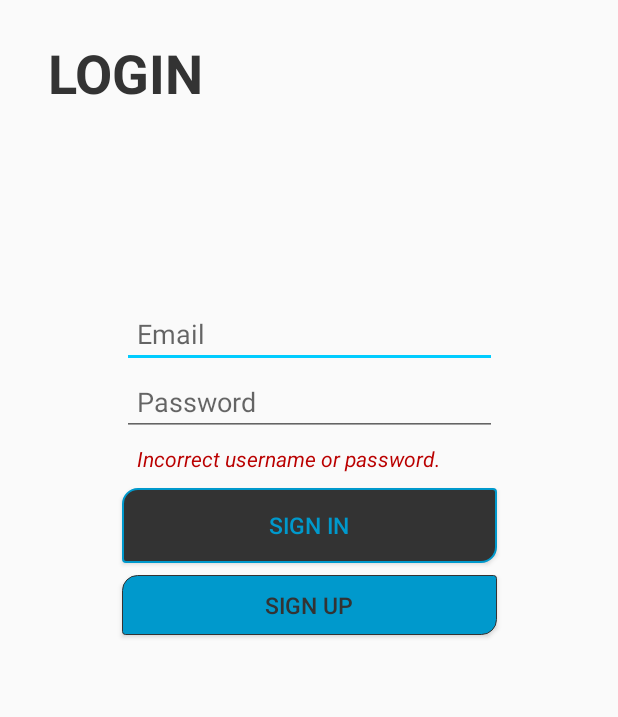
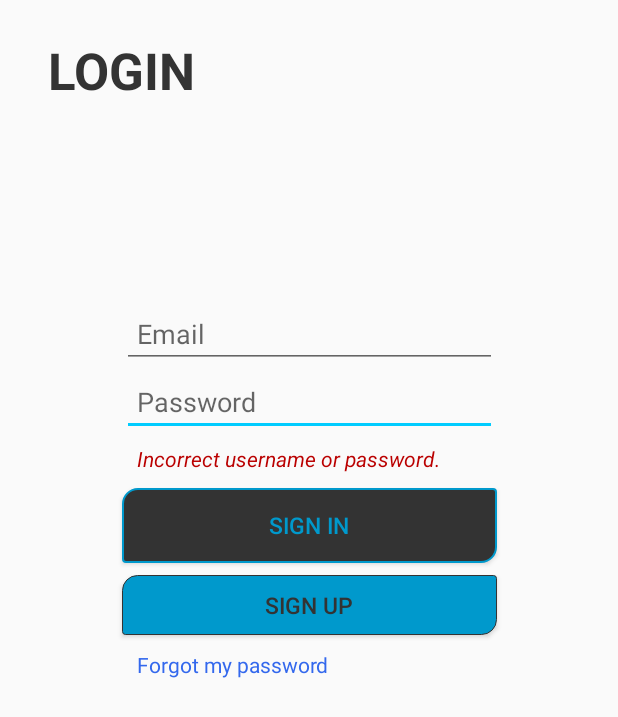
Before and after one commit to AshSobhani/Ideation, an Android app: the LoginActivity screen opened directly, with no data from a screen before it, after a tap on "SIGN IN", on a phone screen of 412 x 824 dp. Shown: the top 717 px of the screen. Run offline under Robolectric (Android 15) with nearby library versions, the phone set to English and light mode, and no system bars; our stand-ins replace Firebase (no records; nobody signed in at launch, a user with empty details on screens opened directly); 1 statement that could not run was skipped.

Commit message:
Create Access and Password Dialogs Send user password reset email on request

```diff
--- a/app/src/main/java/com/example/ideation/LoginActivity.java
+++ b/app/src/main/java/com/example/ideation/LoginActivity.java
@@ -7,12 +7,14 @@ import android.content.Intent;
 import android.os.Bundle;
 import android.util.Log;
 import android.view.View;
+import android.view.inputmethod.EditorInfo;
 import android.widget.EditText;
 import android.widget.ProgressBar;
 import android.widget.TextView;
 import android.widget.Toast;
 
 import com.google.android.gms.tasks.OnCompleteListener;
+import com.google.android.gms.tasks.OnFailureListener;
 import com.google.android.gms.tasks.Task;
 import com.google.firebase.auth.AuthResult;
 import com.google.firebase.auth.FirebaseAuth;
@@ -25,7 +27,7 @@ public class LoginActivity extends AppCompatActivity {
 	private FirebaseAuth firebaseAuth;
 	private ProgressBar loginProgressBar;
 	private EditText emailField, passwordField;
-	private TextView loginFailedField;
+	private TextView loginFailedField, forgottonPasswordField;
 
 	@Override
 	protected void onCreate(Bundle savedInstanceState) {
@@ -40,6 +42,15 @@ public class LoginActivity extends AppCompatActivity {
 		emailField = findViewById(R.id.emailText);
 		passwordField = findViewById(R.id.newPasswordText);
 		loginFailedField = findViewById(R.id.loginFailedText);
+		forgottonPasswordField = findViewById(R.id.forgottenPassword);
+
+		//Open dialog on forgot my password click
+		forgottonPasswordField.setOnClickListener(new View.OnClickListener() {
+			@Override
+			public void onClick(View view) {
+				openResetDialog();
+			}
+		});
 
 		hideProgressBar();
 	}
@@ -56,7 +67,7 @@ public class LoginActivity extends AppCompatActivity {
 					public void onComplete(@NonNull Task<AuthResult> task) {
 						if (task.isSuccessful()) {
 							// Sign in success
-							Log.d(TAG, "signInWithEmail:success");
+							Log.d(TAG, "signInWithEmail: success");
 
 							enterApp();
 
@@ -82,6 +93,9 @@ public class LoginActivity extends AppCompatActivity {
 		String email = emailField.getText().toString();
 		String password = passwordField.getText().toString();
 
+		//Minimise the keyboard on action done
+		passwordField.onEditorAction(EditorInfo.IME_ACTION_DONE);
+
 		//Make sure strings are not empty (causing an issue)
 		if(email.equals("") || password.equals("")) {
 			email = "empty";
@@ -96,6 +110,12 @@ public class LoginActivity extends AppCompatActivity {
 		//Start the sign up activity
 		Intent intent = new Intent(LoginActivity.this, SignUpActivity.class);
 		startActivity(intent);
+	}
+
+	private void openResetDialog() {
+		//Make an instance of our access dialog and show
+		ResetPasswordDialog resetDialog = new ResetPasswordDialog();
+		resetDialog.show(getSupportFragmentManager(), "Reset Dialog");
 	}
 
 	public void showProgressBar() {
--- a/app/src/main/res/layout/activity_login.xml
+++ b/app/src/main/res/layout/activity_login.xml
@@ -17,7 +17,7 @@
         android:text="Login"
         android:textAllCaps="true"
         android:textColor="#333333"
-        android:textSize="36sp"
+        android:textSize="34sp"
         android:textStyle="bold"
         app:layout_constraintStart_toStartOf="parent"
         app:layout_constraintTop_toTopOf="parent" />
@@ -27,10 +27,10 @@
         style="?android:attr/progressBarStyle"
         android:layout_width="wrap_content"
         android:layout_height="wrap_content"
-        android:layout_marginTop="32dp"
+        app:layout_constraintBottom_toBottomOf="parent"
         app:layout_constraintEnd_toEndOf="parent"
         app:layout_constraintStart_toStartOf="parent"
-        app:layout_constraintTop_toBottomOf="@+id/signUpButton" />
+        app:layout_constraintTop_toBottomOf="@+id/forgottenPassword" />
 
     <EditText
         android:id="@+id/emailText"
@@ -99,4 +99,15 @@
         app:layout_constraintStart_toStartOf="parent"
         app:layout_constraintTop_toBottomOf="@+id/newPasswordText" />
 
+    <TextView
+        android:id="@+id/forgottenPassword"
+        android:layout_width="wrap_content"
+        android:layout_height="wrap_content"
+        android:layout_marginTop="10dp"
+        android:paddingLeft="10dp"
+        android:text="Forgot my password"
+        android:textColor="#3368ED"
+        app:layout_constraintStart_toStartOf="@+id/signUpButton"
+        app:layout_constraintTop_toBottomOf="@+id/signUpButton" />
+
 </androidx.constraintlayout.widget.ConstraintLayout>
--- a/app/src/main/res/layout/activity_signup.xml
+++ b/app/src/main/res/layout/activity_signup.xml
@@ -17,7 +17,7 @@
         android:text="Sign Up"
         android:textAllCaps="true"
         android:textColor="#333333"
-        android:textSize="36sp"
+        android:textSize="34sp"
         android:textStyle="bold"
         app:layout_constraintStart_toStartOf="parent"
         app:layout_constraintTop_toTopOf="parent" />
--- a/app/src/main/res/layout/fragment_discovery.xml
+++ b/app/src/main/res/layout/fragment_discovery.xml
@@ -24,7 +24,7 @@
         android:text="Discovery"
         android:textAllCaps="true"
         android:textColor="#333333"
-        android:textSize="36sp"
+        android:textSize="34sp"
         android:textStyle="bold"
         app:layout_constraintStart_toStartOf="parent"
         app:layout_constraintTop_toTopOf="parent" />
--- a/app/src/main/res/layout/fragment_my_projects.xml
+++ b/app/src/main/res/layout/fragment_my_projects.xml
@@ -10,6 +10,8 @@
         android:layout_width="152dp"
         android:layout_height="56dp"
 
+        android:layout_marginEnd="32dp"
+        android:layout_marginRight="32dp"
         android:clickable="true"
         android:focusable="true"
         android:tint="#00ccff"
@@ -17,7 +19,6 @@
         app:elevation="5dp"
         app:layout_constraintBottom_toTopOf="@+id/projectsRecyclerView"
         app:layout_constraintEnd_toEndOf="parent"
-        app:layout_constraintStart_toEndOf="@+id/projectsTitle"
         app:layout_constraintTop_toTopOf="parent"
         app:maxImageSize="50dp"
         app:srcCompat="@android:drawable/ic_input_add"
@@ -34,7 +35,7 @@
         android:text="My Projects"
         android:textAllCaps="true"
         android:textColor="#333333"
-        android:textSize="36sp"
+        android:textSize="34sp"
         android:textStyle="bold"
         app:layout_constraintStart_toStartOf="parent"
         app:layout_constraintTop_toTopOf="parent" />
```
Also changed, not shown: app/src/main/java/com/example/ideation/AccessDialog.java (added, +42 -0 lines), app/src/main/java/com/example/ideation/DiscoveryFragment.java (+9 -1 lines), app/src/main/java/com/example/ideation/ResetPasswordDialog.java (added, +58 -0 lines), app/src/main/res/layout/fragment_profile.xml (+5 -2 lines), app/src/main/res/layout/layout_access_dialog.xml (added, +12 -0 lines), app/src/main/res/layout/layout_reset_password_dialog.xml (added, +24 -0 lines).
